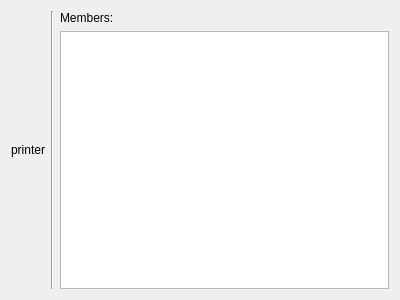
KDE/print-manager, file add-printer/PageChoosePrinters.ui: the form before one commit.
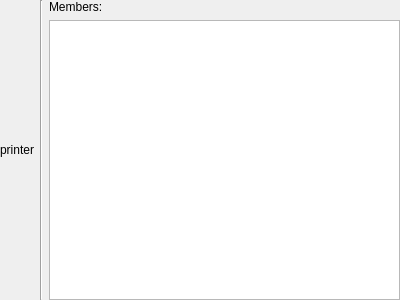
The form after the commit. Custom widgets are drawn as their Qt base class.

Diff of the .ui file:
```diff
--- a/add-printer/PageChoosePrinters.ui
+++ b/add-printer/PageChoosePrinters.ui
@@ -17,6 +17,18 @@
    </sizepolicy>
   </property>
   <layout class="QGridLayout" name="gridLayout">
+   <property name="leftMargin">
+    <number>0</number>
+   </property>
+   <property name="topMargin">
+    <number>0</number>
+   </property>
+   <property name="rightMargin">
+    <number>0</number>
+   </property>
+   <property name="bottomMargin">
+    <number>0</number>
+   </property>
    <item row="0" column="1">
     <layout class="QVBoxLayout" name="verticalLayout">
      <property name="sizeConstraint">
@@ -86,14 +98,7 @@
       </widget>
      </item>
      <item>
-      <widget class="ClassListWidget" name="membersLV">
-       <property name="editTriggers">
-        <set>QAbstractItemView::NoEditTriggers</set>
-       </property>
-       <property name="alternatingRowColors">
-        <bool>true</bool>
-       </property>
-      </widget>
+      <widget class="ClassListWidget" name="membersLV"/>
      </item>
     </layout>
    </item>
```
Left out of the diff: 2 changed lines with no effect on the pictures.
